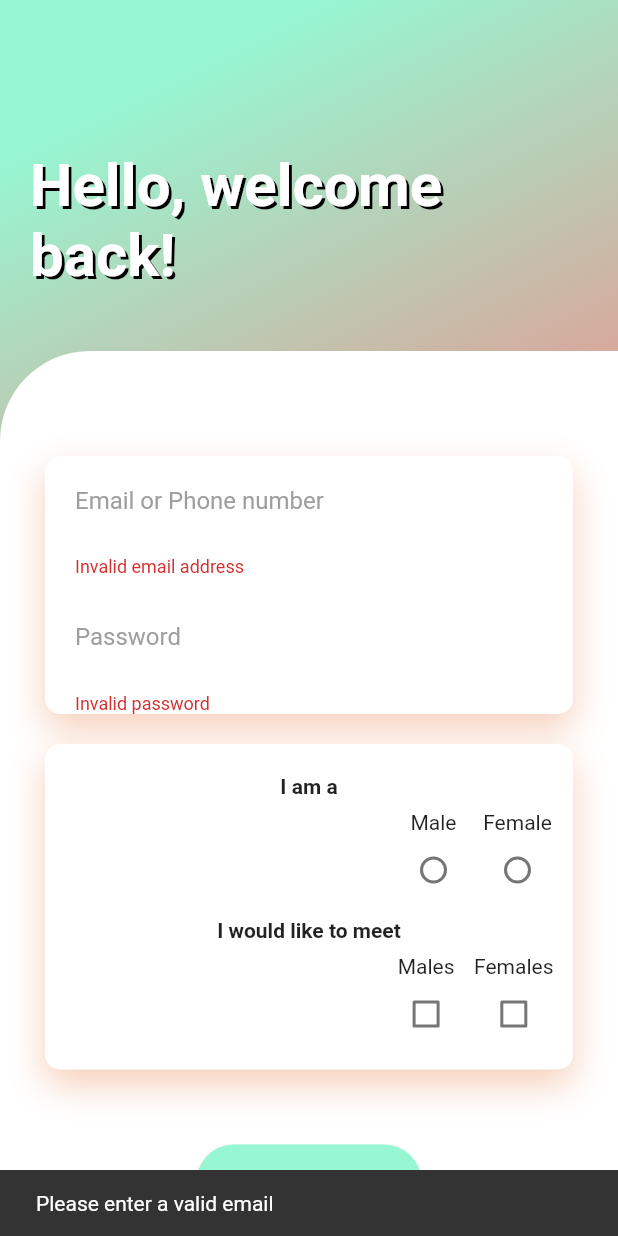
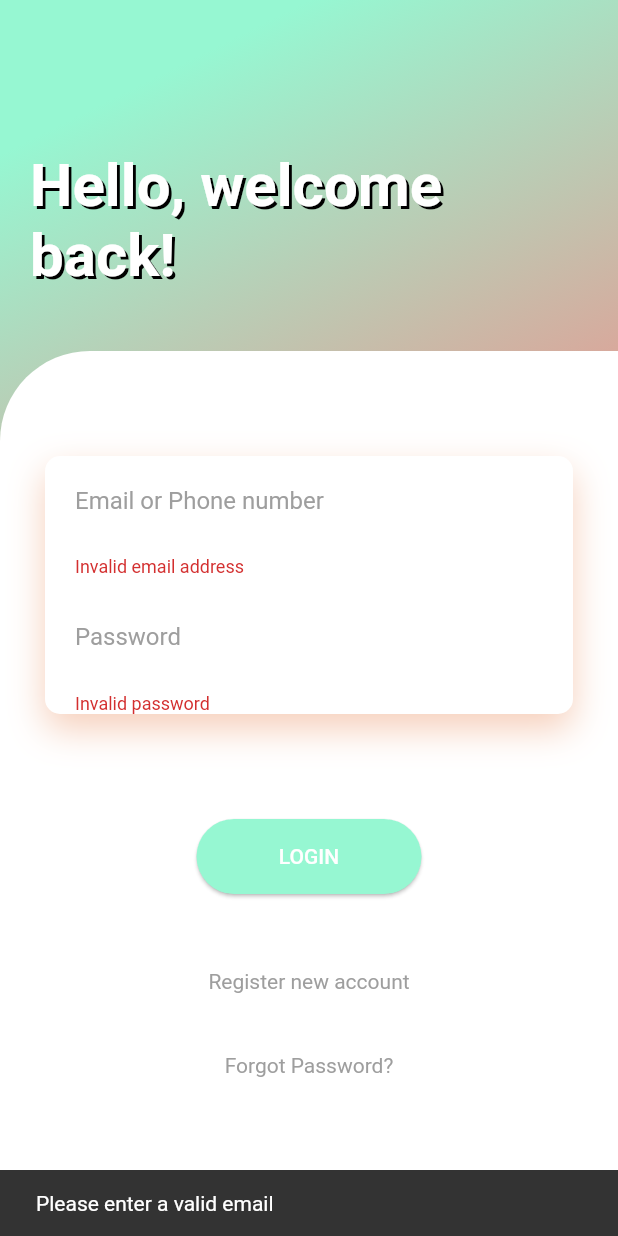
Before and after one commit to floyergilmour/dating_app, a Flutter app: the screen it shows after launch, after a tap on "LOGIN", on a phone screen of 412 x 824 dp. Run offline on Flutter 3.47's test engine with Material 2 defaults, Android fonts, the phone set to English and light mode, and no system bars; our stand-ins replace cloud_firestore, email_validator, firebase_auth; accounts and stored records are empty.

Commit message:
save preferences on signup

```diff
--- a/lib/pages/loginScreen.dart
+++ b/lib/pages/loginScreen.dart
@@ -6,8 +6,10 @@ import 'package:provider/provider.dart';
 import 'package:flutter/foundation.dart';
 import 'package:school_app/services/auth.dart';
 import 'package:school_app/components/formState.dart';
+import 'package:school_app/extensions/extensions.dart';
 
 class LoginScreen extends StatefulWidget with ChangeNotifier {
+
   @override
   _LoginScreenState createState() => _LoginScreenState();
 }
@@ -15,8 +17,8 @@ class LoginScreen extends StatefulWidget with ChangeNotifier {
 class _LoginScreenState extends State<LoginScreen> {
   String _email, _password;
   Gender _sexGroupValue = Gender.missing;
-  bool prefersMales = false;
-  bool prefersFemales = false;
+  bool _prefersMales = false;
+  bool _prefersFemales = false;
   final GlobalKey<FormState> _formKey = GlobalKey<FormState>();
 
 
@@ -58,10 +60,10 @@ class _LoginScreenState extends State<LoginScreen> {
               setState(() {
                 switch (title) {
                   case "Males":
-                    prefersMales = value;
+                    _prefersMales = value;
                     break;
                   case "Females":
-                    prefersFemales = value;
+                    _prefersFemales = value;
                     break;
                 }
               });
@@ -70,6 +72,7 @@ class _LoginScreenState extends State<LoginScreen> {
         ],
       );
     }
+
     Widget _radio(String title, dynamic value, dynamic groupValue) {
       return Column(
         mainAxisAlignment: MainAxisAlignment.center,
@@ -89,6 +92,38 @@ class _LoginScreenState extends State<LoginScreen> {
       );
     }
 
+    Container _signupPreferences() {
+      return Container(
+        padding: EdgeInsets.fromLTRB(5, 20, 5, 5),
+        decoration: BoxDecoration(
+            color: Colors.white,
+            borderRadius: BorderRadius.circular(10),
+            boxShadow: [
+              BoxShadow(
+                  color: Color.fromRGBO(225, 95, 27, .3),
+                  blurRadius: 20,
+                  offset: Offset(0, 10))
+            ]),
+        child: Column(
+          children: [
+            Text("I am a", style: TextStyle(fontWeight: FontWeight.bold),),
+            ButtonBar(
+              children: [
+                _radio("Male", Gender.male, _sexGroupValue),
+                _radio("Female", Gender.female, _sexGroupValue),
+              ],
+            ),
+            Text("I would like to meet", style: TextStyle(fontWeight: FontWeight.bold),),
+            ButtonBar(
+              children: [
+                _checkbox("Males", _prefersMales),
+                _checkbox("Females", _prefersFemales)
+              ],
+            )
+          ],
+        ),
+      );
+    }
 
     void _login(e, p) async {
       String returnedUserId = await _auth.signInWithEmailAndPassword(e, p);
@@ -150,36 +185,7 @@ class _LoginScreenState extends State<LoginScreen> {
               ),
           ),
           SizedBox(height: 20,),
-          Container(
-            padding: EdgeInsets.fromLTRB(5, 20, 5, 5),
-            decoration: BoxDecoration(
-                color: Colors.white,
-                borderRadius: BorderRadius.circular(10),
-                boxShadow: [
-                  BoxShadow(
-                      color: Color.fromRGBO(225, 95, 27, .3),
-                      blurRadius: 20,
-                      offset: Offset(0, 10))
-                ]),
-            child: Column(
-              children: [
-                Text("I am a", style: TextStyle(fontWeight: FontWeight.bold),),
-                ButtonBar(
-                  children: [
-                    _radio("Male", Gender.male, _sexGroupValue),
-                    _radio("Female", Gender.female, _sexGroupValue),
-                  ],
-                ),
-                Text("I would like to meet", style: TextStyle(fontWeight: FontWeight.bold),),
-                ButtonBar(
-                  children: [
-                    _checkbox("Males", prefersMales),
-                    _checkbox("Females", prefersFemales)
-                  ],
-                )
-              ],
-            ),
-          )
+          _formState.formType == FormType.login? Column() :_signupPreferences()
         ],
       );
     }
@@ -193,6 +199,10 @@ class _LoginScreenState extends State<LoginScreen> {
             _login(_email, _password);
           } else {
             String newUserId = await _auth.createUserWithEmailAndPassword(_email, _password);
+
+            var gender = _sexGroupValue.toShortString();
+            var genderPreferences = [_prefersMales? Gender.male.toShortString():null, _prefersFemales? Gender.female.toShortString():null];
+            await _auth.updateValues(newUserId, {"gender": gender, "gender_preferences" : genderPreferences });
             _moveToLogin(resetForm: false);
           }
         } catch (error) {
@@ -244,7 +254,7 @@ class _LoginScreenState extends State<LoginScreen> {
           child: _formState.formType == FormType.login
               ? Text("Register new account",
                   style: TextStyle(color: Colors.grey))
-              : Text("Login", style: TextStyle(color: Colors.grey)),
+              : Text("Login to existing account", style: TextStyle(color: Colors.grey)),
           onTap: () {
             _formState.formType == FormType.login
                 ? _moveToRegister()
@@ -282,7 +292,7 @@ class _LoginScreenState extends State<LoginScreen> {
                 crossAxisAlignment: CrossAxisAlignment.start,
                 children: <Widget>[
                   Text(
-                    "Hello, welcome back!",
+                    _formState.formType == FormType.login ? "Hello, welcome back!" : "Create new account",
                     style: TextStyle(
                       color: Colors.white,
                       fontSize: 40,
```
Also changed, not shown: lib/pages/profileSettingsPage.dart (+5 -5 lines), lib/services/auth.dart (+8 -16 lines).
